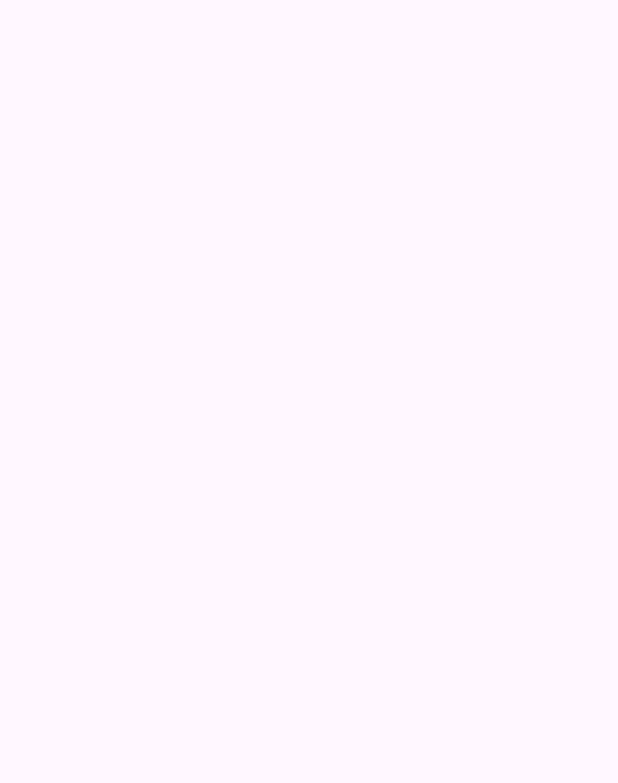
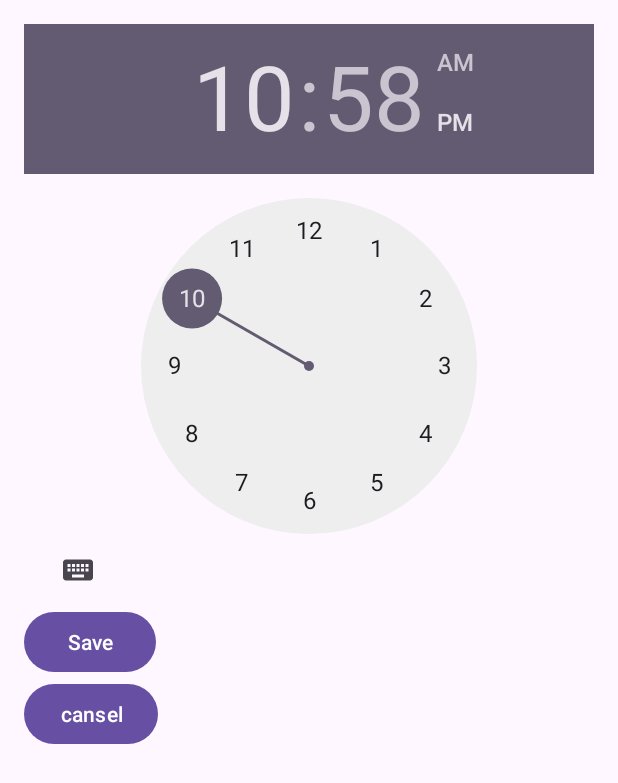
Before and after one commit to Jamel-miraoui/Alarm-App, an Android app: the MainActivity2 screen opened directly, with no data from a screen before it, on a phone screen of 412 x 824 dp. Before the commit the part shown is empty. Shown: the top 783 px of the screen. Run offline under Robolectric (Android 15) with nearby library versions, the phone set to English and light mode, and no system bars.

Commit message:
last updates

```diff
--- a/app/src/main/java/com/example/alarm/Alarm.java
+++ b/app/src/main/java/com/example/alarm/Alarm.java
@@ -31,7 +31,6 @@ public class Alarm {
     public void setId(int id) {
         this.id = id;
     }
-
     public Alarm(LocalTime time, String dayTime, boolean statut) {
         this.time = time;
         this.dayTime = dayTime;
--- a/app/src/main/java/com/example/alarm/AlarmAdapter.java
+++ b/app/src/main/java/com/example/alarm/AlarmAdapter.java
@@ -26,7 +26,6 @@ public class AlarmAdapter extends ArrayAdapter<Alarm> {
         if (convertView == null) {
             convertView = LayoutInflater.from(getContext()).inflate(R.layout.alarm_item_layout, parent, false);
         }
-
         Alarm alarm = getItem(position);
 
         if (alarm != null) {
--- a/app/src/main/java/com/example/alarm/AlarmDBhelper.java
+++ b/app/src/main/java/com/example/alarm/AlarmDBhelper.java
@@ -47,7 +47,7 @@ public class AlarmDBhelper extends SQLiteOpenHelper {
         valeurs.put(don, alarm.getDayTime());
         valeurs.put(Statut, alarm.isStatut());
         maDB.insert(Table, null, valeurs);
-        maDB.close();
+//        maDB.close();
     }
     @RequiresApi(api = Build.VERSION_CODES.O)
     public ArrayList<Alarm> getAllAlram() {
--- a/app/src/main/res/layout/alarmlist.xml
+++ b/app/src/main/res/layout/alarmlist.xml
@@ -25,8 +25,4 @@
             android:layout_height="wrap_content"
             android:text="Add Alarm"/>
     </LinearLayout>
-
-
-
-
 </LinearLayout>
--- a/app/src/main/res/layout/alrmedit.xml
+++ b/app/src/main/res/layout/alrmedit.xml
@@ -1,6 +1,31 @@
-<?xml version="1.0" encoding="utf-8"?>
-<LinearLayout xmlns:android="http://schemas.android.com/apk/res/android"
+<!-- new_alarm_layout.xml -->
+<LinearLayout
+    xmlns:android="http://schemas.android.com/apk/res/android"
     android:layout_width="match_parent"
-    android:layout_height="match_parent">
+    android:layout_height="wrap_content"
+    android:orientation="vertical"
+    android:padding="16dp">
+    <TimePicker
+        android:id="@+id/timePicker"
+        android:layout_width="match_parent"
+        android:layout_height="wrap_content"/>
 
+    <Button
+        android:id="@+id/saveButton"
+        android:layout_width="wrap_content"
+        android:layout_height="wrap_content"
+        android:text="Save"/>
+
+    <Button
+        android:id="@+id/canselButton"
+        android:layout_width="wrap_content"
+        android:layout_height="wrap_content"
+        android:text="cansel"></Button>
+
+    <TextView
+        android:id="@+id/text"
+        android:text=""
+        android:layout_width="wrap_content"
+        android:layout_height="wrap_content"
+        ></TextView>
 </LinearLayout>
```
Also changed, not shown: app/src/main/java/com/example/alarm/MainActivity.java (+20 -4 lines), app/src/main/java/com/example/alarm/MainActivity2.java (+37 -0 lines).
